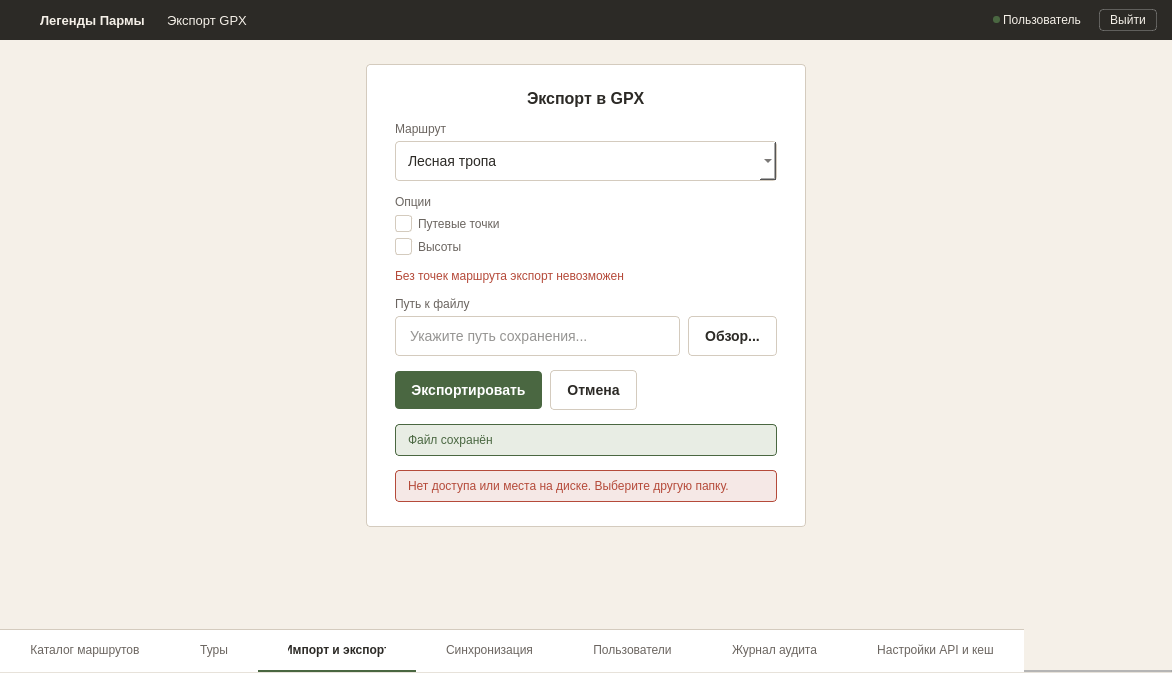
Above: ui/windows/export_gpx_window.ui from nikolas-po/legends_parma before the change. Below: the same form after it.
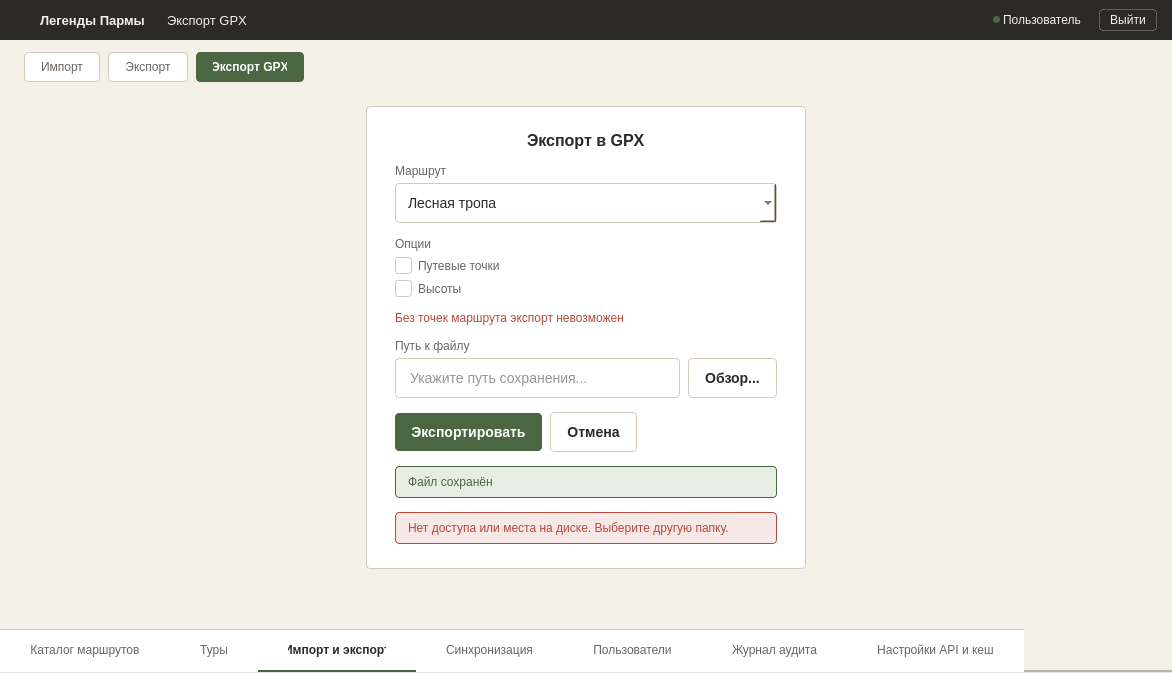
That is the form after the change. Icons and pictures are not drawn.

Commit message: сдела кнопки для переключения во вкладке импорт и экспорт

What changed in the file:
```diff
--- a/ui/windows/export_gpx_window.ui
+++ b/ui/windows/export_gpx_window.ui
@@ -58,6 +58,11 @@
 #errorBanner { background-color: #F5E8E6; border: 1px solid #B54A3A; border-radius: 4px; }
 #errorBanner QLabel { color: #B54A3A; font-size: 12px; border: none; background: transparent; }
 
+#modeBar { background: transparent; border: none; }
+#btn_mode_import, #btn_mode_export, #btn_mode_gpx { background-color: #FFFFFF; color: #6B6560; border: 1px solid #D4CBBE; padding: 7px 16px; font-size: 12px; border-radius: 4px; }
+#btn_mode_import:hover, #btn_mode_export:hover, #btn_mode_gpx:hover { color: #2C2A26; border: 1px solid #4A6741; }
+#btn_mode_import:checked, #btn_mode_export:checked, #btn_mode_gpx:checked { background-color: #4A6741; color: #FFFFFF; border: 1px solid #4A6741; font-weight: 600; }
+
 QTabWidget::panel { border: none; background-color: #FFFFFF; }
 QTabBar { background-color: #FFFFFF; border: none; }
 QTabBar::tab { height: 40px; background-color: #FFFFFF; color: #6B6560; font-size: 12px; font-weight: normal; padding: 0px 30px; border: none; border-bottom: 2px solid transparent; border-top: 1px solid #D4CBBE; text-align: center; }
@@ -135,6 +140,50 @@
       </layout>
      </widget>
     </item>
+    <item>
+     <widget class="QFrame" name="modeBar">
+      <layout class="QHBoxLayout" name="modeLayout">
+       <property name="spacing"><number>8</number></property>
+       <property name="leftMargin"><number>24</number></property>
+       <property name="topMargin"><number>12</number></property>
+       <property name="rightMargin"><number>24</number></property>
+       <property name="bottomMargin"><number>0</number></property>
+   <item>
+    <widget class="QPushButton" name="btn_mode_import">
+     <property name="cursor"><cursorShape>PointingHandCursor</cursorShape></property>
+     <property name="text"><string>Импорт</string></property>
+     <property name="checkable"><bool>true</bool></property>
+     <property name="checked"><bool>false</bool></property>
+     <property name="autoExclusive"><bool>true</bool></property>
+    </widget>
+   </item>
+   <item>
+    <widget class="QPushButton" name="btn_mode_export">
+     <property name="cursor"><cursorShape>PointingHandCursor</cursorShape></property>
+     <property name="text"><string>Экспорт</string></property>
+     <property name="checkable"><bool>true</bool></property>
+     <property name="checked"><bool>false</bool></property>
+     <property name="autoExclusive"><bool>true</bool></property>
+    </widget>
+   </item>
+   <item>
+    <widget class="QPushButton" name="btn_mode_gpx">
+     <property name="cursor"><cursorShape>PointingHandCursor</cursorShape></property>
+     <property name="text"><string>Экспорт GPX</string></property>
+     <property name="checkable"><bool>true</bool></property>
+     <property name="checked"><bool>true</bool></property>
+     <property name="autoExclusive"><bool>true</bool></property>
+    </widget>
+   </item>
+       <item>
+        <spacer name="modeSpacer">
+         <property name="orientation"><enum>Qt::Orientation::Horizontal</enum></property>
+         <property name="sizeHint" stdset="0"><size><width>40</width><height>20</height></size></property>
+        </spacer>
+       </item>
+      </layout>
+     </widget>
+    </item>
     <item>
      <layout class="QHBoxLayout" name="centerLayout">
       <property name="spacing"><number>0</number></property>
```
The commit also changes 6 other files.
